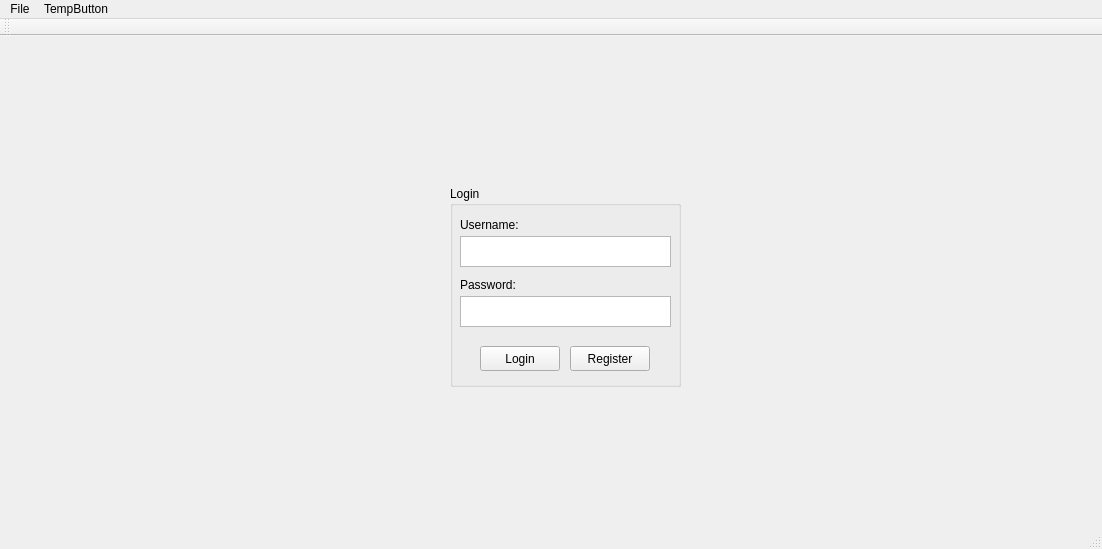
ErikNguyen20/CS1C_ClassProject_G3, file ClassProject2DModelerG3/mainwindow.ui: the form before one commit.
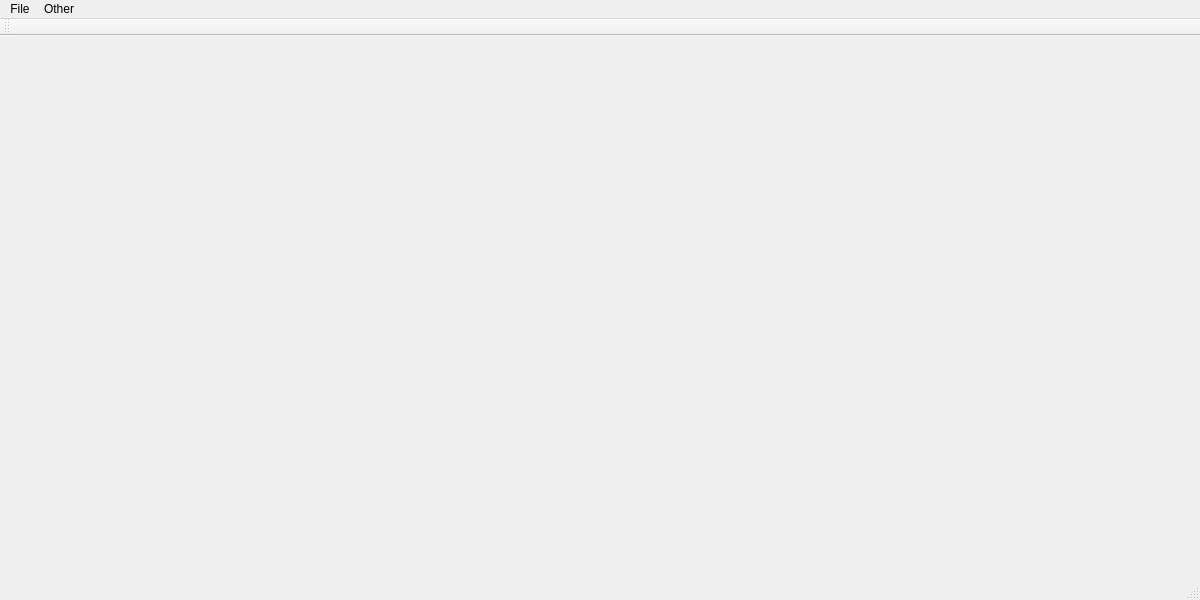
The form after the commit.

The edit to the form file:
```diff
--- a/ClassProject2DModelerG3/mainwindow.ui
+++ b/ClassProject2DModelerG3/mainwindow.ui
@@ -6,114 +6,35 @@
    <rect>
     <x>0</x>
     <y>0</y>
-    <width>1102</width>
-    <height>549</height>
+    <width>1200</width>
+    <height>600</height>
    </rect>
   </property>
+  <property name="sizePolicy">
+   <sizepolicy hsizetype="Preferred" vsizetype="Preferred">
+    <horstretch>0</horstretch>
+    <verstretch>0</verstretch>
+   </sizepolicy>
+  </property>
   <property name="windowTitle">
    <string>MainWindow</string>
   </property>
   <widget class="QWidget" name="centralWidget">
-   <widget class="QGroupBox" name="LoginBox">
-    <property name="enabled">
-     <bool>true</bool>
-    </property>
-    <property name="geometry">
-     <rect>
-      <x>450</x>
-      <y>150</y>
-      <width>231</width>
-      <height>201</height>
-     </rect>
-    </property>
-    <property name="autoFillBackground">
-     <bool>true</bool>
-    </property>
-    <property name="title">
-     <string>Login</string>
-    </property>
-    <widget class="QLabel" name="label">
-     <property name="geometry">
-      <rect>
-       <x>10</x>
-       <y>30</y>
-       <width>81</width>
-       <height>17</height>
-      </rect>
-     </property>
-     <property name="text">
-      <string>Username:</string>
-     </property>
-    </widget>
-    <widget class="QPlainTextEdit" name="usernameTextEdit">
-     <property name="geometry">
-      <rect>
-       <x>10</x>
-       <y>50</y>
-       <width>211</width>
-       <height>31</height>
-      </rect>
-     </property>
-    </widget>
-    <widget class="QLabel" name="label_2">
-     <property name="geometry">
-      <rect>
-       <x>10</x>
-       <y>90</y>
-       <width>71</width>
-       <height>17</height>
-      </rect>
-     </property>
-     <property name="text">
-      <string>Password:</string>
-     </property>
-    </widget>
-    <widget class="QPushButton" name="loginButton">
-     <property name="geometry">
-      <rect>
-       <x>30</x>
-       <y>160</y>
-       <width>80</width>
-       <height>25</height>
-      </rect>
-     </property>
-     <property name="text">
-      <string>Login</string>
-     </property>
-    </widget>
-    <widget class="QPlainTextEdit" name="passwordTextEdit">
-     <property name="geometry">
-      <rect>
-       <x>10</x>
-       <y>110</y>
-       <width>211</width>
-       <height>31</height>
-      </rect>
-     </property>
-    </widget>
-    <widget class="QPushButton" name="registerButton">
-     <property name="geometry">
-      <rect>
-       <x>120</x>
-       <y>160</y>
-       <width>80</width>
-       <height>25</height>
-      </rect>
-     </property>
-     <property name="text">
-      <string>Register</string>
-     </property>
-    </widget>
-   </widget>
    <widget class="QWidget" name="renderCanvas" native="true">
     <property name="geometry">
      <rect>
       <x>30</x>
       <y>10</y>
-      <width>1041</width>
-      <height>461</height>
+      <width>1000</width>
+      <height>500</height>
      </rect>
     </property>
+    <property name="sizePolicy">
+     <sizepolicy hsizetype="Maximum" vsizetype="Maximum">
+      <horstretch>0</horstretch>
+      <verstretch>0</verstretch>
+     </sizepolicy>
+    </property>
    </widget>
   </widget>
   <widget class="QMenuBar" name="menuBar">
@@ -121,7 +42,7 @@
     <rect>
      <x>0</x>
      <y>0</y>
-     <width>1102</width>
+     <width>1200</width>
      <height>22</height>
     </rect>
    </property>
@@ -137,7 +58,7 @@
    </widget>
    <widget class="QMenu" name="menuTempButton">
     <property name="title">
-     <string>TempButton</string>
+     <string>Other</string>
     </property>
     <addaction name="actionLogin"/>
    </widget>
```
